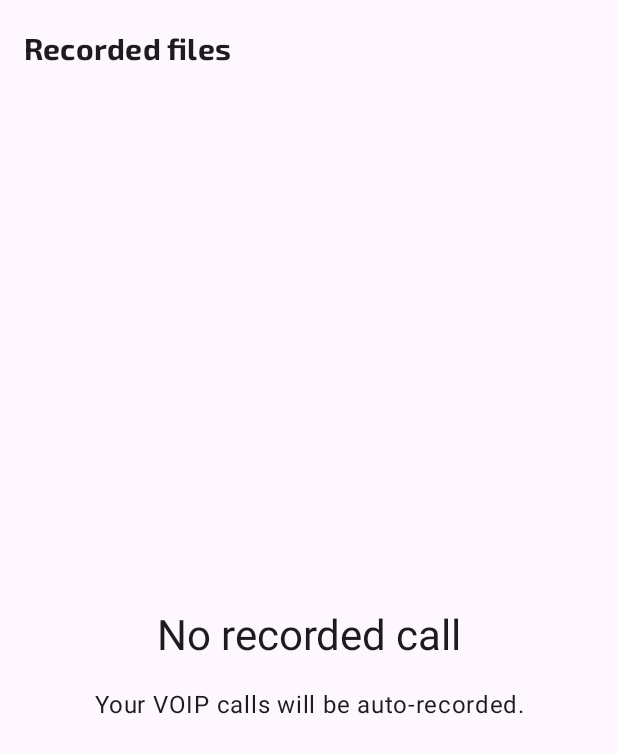
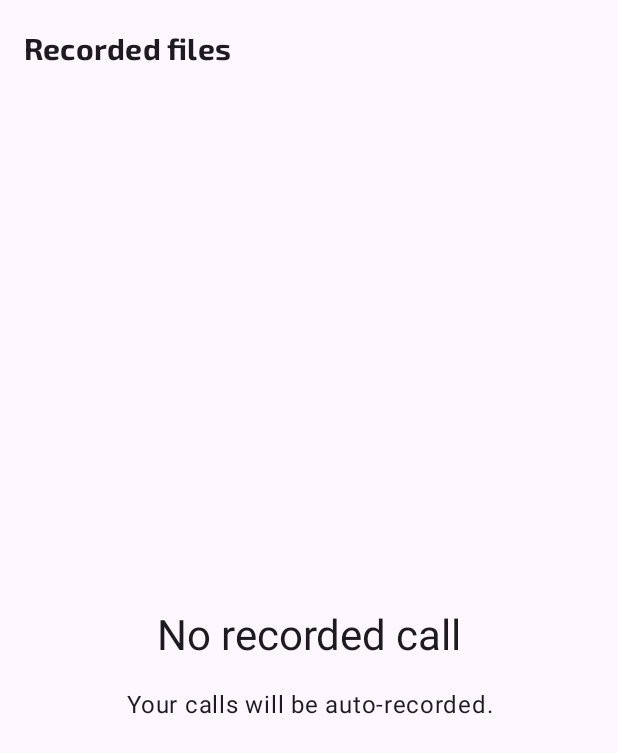
Before and after one commit to duyphuong5126/NonoRecorder, an Android app built with Jetpack Compose: the composable RecordedListPage shown on its own in the app's theme, on a phone screen of 412 x 824 dp. Shown: the top 753 px of the screen. Run offline under Robolectric (Android 15) with nearby library versions, the phone set to English and light mode, and no system bars; our stand-ins replace AdMob, Timber.

Commit message:
Refine some texts

```diff
--- a/app/src/main/java/com/nonoka/nonorecorder/feature/main/recorded/RecordedListPage.kt
+++ b/app/src/main/java/com/nonoka/nonorecorder/feature/main/recorded/RecordedListPage.kt
@@ -125,7 +125,7 @@ private fun EmptyRecordedList(
             Box(modifier = Modifier.height(Dimens.normalSpace))
 
             Text(
-                text = "Your VOIP calls will be auto-recorded.",
+                text = "Your calls will be auto-recorded.",
                 style = MaterialTheme.typography.bodyLarge,
                 textAlign = TextAlign.Center,
             )
--- a/app/src/main/res/values/strings.xml
+++ b/app/src/main/res/values/strings.xml
@@ -13,7 +13,7 @@
 
     <string name="permissions_not_enough_title">Some permissions is required</string>
 
-    <string name="permissions_not_enough_message">The app does not have enough permissions to perform VOIP calls recording.\nPlease consider granting them.</string>
+    <string name="permissions_not_enough_message">The app does not have enough permissions to perform calls recording.\nPlease consider granting them.</string>
 
     <string name="start_call_detecting_service">Start detecting calls</string>
 
```
Also changed, not shown: app/src/main/java/com/nonoka/nonorecorder/feature/main/home/HomePage.kt (+4 -4 lines).
